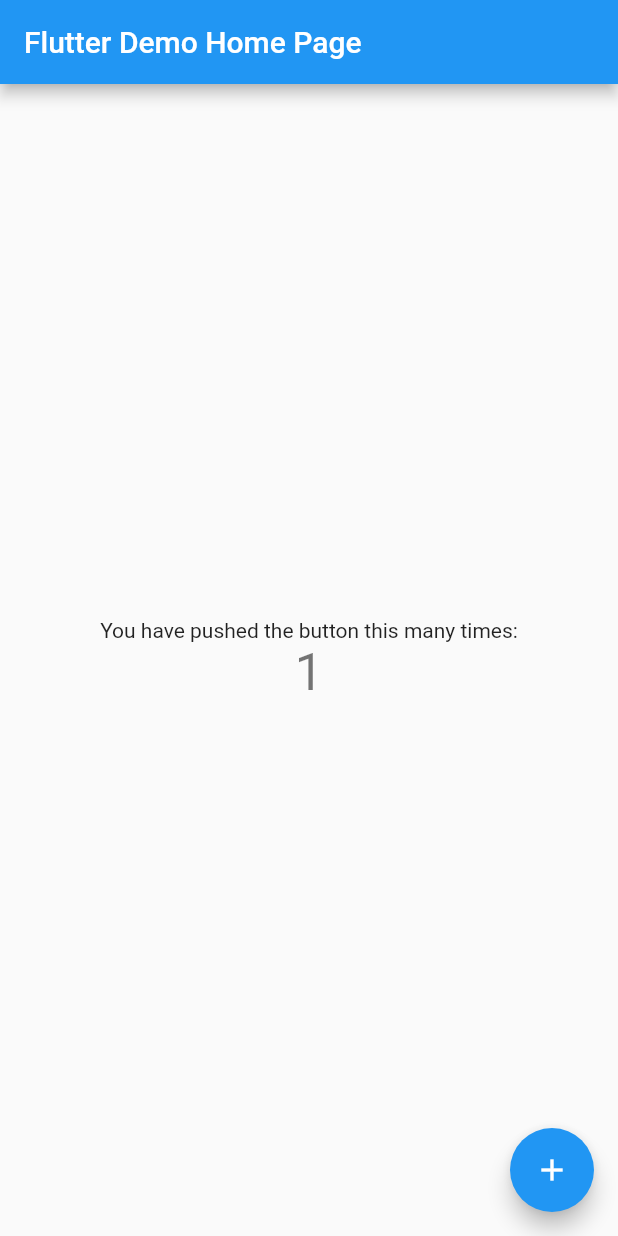
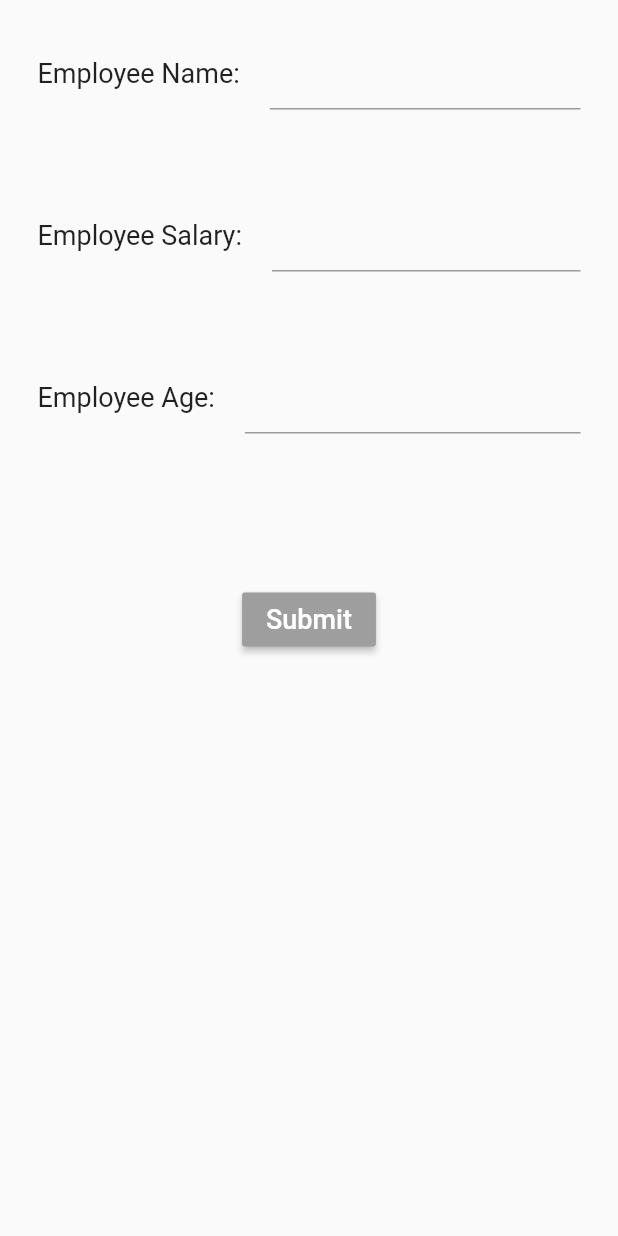
Before and after one commit to ssurriya/_hiveLocalDatabase, a Flutter app: the screen it shows after launch, after a tap on the "add" icon, on a phone screen of 412 x 824 dp. Run offline on Flutter 3.47's test engine with Material 2 defaults, Android fonts, the phone set to English and light mode, and no system bars; our stand-ins replace hive; accounts and stored records are empty.

Commit message:
Project Setup

```diff
--- /dev/null
+++ b/_project/lib/add_or_edit_employee_screen.dart
@@ -0,0 +1,124 @@
+import 'package:flutter/material.dart';
+import 'package:hive/hive.dart';
+
+import 'employee.dart';
+import 'employee_list_screen.dart';
+
+// ignore: must_be_immutable
+class AddOrEditEmployeeScreen extends StatefulWidget {
+  bool isEdit;
+  int? position;
+  Employee? employeeModel;
+
+  // ignore: use_key_in_widget_constructors
+  AddOrEditEmployeeScreen(this.isEdit, [this.position, this.employeeModel]);
+
+  @override
+  State<StatefulWidget> createState() {
+    return AddEditEmployeeState();
+  }
+}
+
+class AddEditEmployeeState extends State<AddOrEditEmployeeScreen> {
+  TextEditingController controllerName = new TextEditingController();
+  TextEditingController controllerSalary = new TextEditingController();
+  TextEditingController controllerAge = new TextEditingController();
+
+  @override
+  Widget build(BuildContext context) {
+    if (widget.isEdit) {
+      controllerName.text = widget.employeeModel!.empName;
+      controllerSalary.text = widget.employeeModel!.empSalary.toString();
+      controllerAge.text = widget.employeeModel!.empAge.toString();
+    }
+
+    return SafeArea(
+      child: Scaffold(
+          body: SingleChildScrollView(
+        child: Container(
+          margin: const EdgeInsets.all(25),
+          child: Column(
+            mainAxisAlignment: MainAxisAlignment.center,
+            children: <Widget>[
+              Row(
+                mainAxisAlignment: MainAxisAlignment.start,
+                children: <Widget>[
+                  const Text("Employee Name:", style: TextStyle(fontSize: 18)),
+                  const SizedBox(width: 20),
+                  Expanded(
+                    child: TextField(controller: controllerName),
+                  )
+                ],
+              ),
+              const SizedBox(height: 60),
+              Row(
+                mainAxisAlignment: MainAxisAlignment.start,
+                children: <Widget>[
+                  const Text("Employee Salary:", style: TextStyle(fontSize: 18)),
+                  const SizedBox(width: 20),
+                  Expanded(
+                    child: TextField(
+                        controller: controllerSalary,
+                        keyboardType: TextInputType.number),
+                  )
+                ],
+              ),
+              const SizedBox(height: 60),
+              Row(
+                mainAxisAlignment: MainAxisAlignment.start,
+                children: <Widget>[
+                  const Text("Employee Age:", style: TextStyle(fontSize: 18)),
+                  const SizedBox(width: 20),
+                  Expanded(
+                    child: TextField(
+                        controller: controllerAge,
+                        keyboardType: TextInputType.number),
+                  )
+                ],
+              ),
+              const SizedBox(height: 100),
+              // ignore: deprecated_member_use
+              RaisedButton(
+                color: Colors.grey,
+                child: const Text("Submit",
+                    style: TextStyle(color: Colors.white, fontSize: 18)),
+                onPressed: () async {
+                  var getEmpName = controllerName.text;
+                  var getEmpSalary = controllerSalary.text;
+                  var getEmpAge = controllerAge.text;
+                  if (getEmpName.isNotEmpty &
+                      getEmpSalary.isNotEmpty &
+                      getEmpAge.isNotEmpty) {
+                    if (widget.isEdit) {
+                      // ignore: unnecessary_new
+                      Employee updateEmployee = new Employee(
+                          empName: getEmpName,
+                          empSalary: getEmpSalary,
+                          empAge: getEmpAge);
+                      var box = await Hive.openBox<Employee>('employee');
+                      box.putAt(
+                          int.parse("${widget.position}"), updateEmployee);
+                    } else {
+                      // ignore: unnecessary_new
+                      Employee addEmployee = new Employee(
+                          empName: getEmpName,
+                          empSalary: getEmpSalary,
+                          empAge: getEmpAge);
+                      var box = await Hive.openBox<Employee>('employee');
+                      box.add(addEmployee);
+                    }
+                    Navigator.pushAndRemoveUntil(
+                        context,
+                        MaterialPageRoute(
+                            builder: (_) => EmployeesListScreen()),
+                        (r) => false);
+                  }
+                },
+              )
+            ],
+          ),
+        ),
+      )),
+    );
+  }
+}
--- /dev/null
+++ b/_project/lib/employee.dart
@@ -0,0 +1,18 @@
+import 'package:hive/hive.dart';
+
+part 'employee.g.dart';
+
+@HiveType(typeId: 22)
+class Employee {
+  @HiveField(0)
+  String empName;
+
+  @HiveField(1)
+  String empSalary;
+
+  @HiveField(2)
+  String empAge;
+
+  Employee(
+      {required this.empName, required this.empSalary, required this.empAge});
+}
--- /dev/null
+++ b/_project/lib/employee_list_screen.dart
@@ -0,0 +1,115 @@
+import 'package:flutter/material.dart';
+import 'package:hive/hive.dart';
+import 'add_or_edit_employee_screen.dart';
+import 'employee.dart';
+
+class EmployeesListScreen extends StatefulWidget {
+  @override
+  State<StatefulWidget> createState() {
+    return EmployeesListState();
+  }
+}
+
+class EmployeesListState extends State<EmployeesListScreen> {
+  List<Employee> listEmployees = [];
+
+  void getEmployees() async {
+    final box = await Hive.openBox<Employee>('employee');
+    setState(() {
+      listEmployees = box.values.toList();
+    });
+  }
+
+  @override
+  void initState() {
+    getEmployees();
+    super.initState();
+  }
+
+  @override
+  Widget build(BuildContext context) {
+    return SafeArea(
+      child: Scaffold(
+        appBar: AppBar(
+          title: const Text("Hive Local Database"),
+          centerTitle: true,
+        ),
+        floatingActionButton: FloatingActionButton(
+            child: const Icon(Icons.add),
+            onPressed: () {
+              Navigator.push(
+                  context,
+                  MaterialPageRoute(
+                      builder: (_) => AddOrEditEmployeeScreen(false)));
+            }),
+        body: Container(
+            padding: const EdgeInsets.all(15),
+            child: ListView.builder(
+                itemCount: listEmployees.length,
+                itemBuilder: (context, position) {
+                  Employee getEmployee = listEmployees[position];
+                  var salary = getEmployee.empSalary;
+                  var age = getEmployee.empAge;
+                  return Padding(
+                    padding: const EdgeInsets.all(8.0),
+                    child: Container(
+                      height: 80,
+                      padding: const EdgeInsets.all(15),
+                      decoration: BoxDecoration(
+                          color: Colors.white,
+                          border: Border.all(color: Colors.blue),
+                          borderRadius: BorderRadius.circular(20.0)),
+                      child: Stack(
+                        children: <Widget>[
+                          Align(
+                              alignment: Alignment.topLeft,
+                              child: Text(getEmployee.empName,
+                                  style: const TextStyle(
+                                      color: Colors.black, fontSize: 18))),
+                          Align(
+                            alignment: Alignment.centerRight,
+                            child: Container(
+                              margin: const EdgeInsets.only(right: 45),
+                              child: IconButton(
+                                  icon: const Icon(
+                                    Icons.edit,
+                                    color: Colors.blue,
+                                  ),
+                                  onPressed: () {
+                                    Navigator.push(
+                                        context,
+                                        MaterialPageRoute(
+                                            builder: (_) =>
+                                                AddOrEditEmployeeScreen(true,
+                                                    position, getEmployee)));
+                                  }),
+                            ),
+                          ),
+                          Align(
+                            alignment: Alignment.centerRight,
+                            child: IconButton(
+                                icon: const Icon(
+                                  Icons.delete,
+                                  color: Colors.red,
+                                ),
+                                onPressed: () {
+                                  final box = Hive.box<Employee>('employee');
+                                  box.deleteAt(position);
+                                  setState(
+                                      () => {listEmployees.removeAt(position)});
+                                }),
+                          ),
+                          Align(
+                              alignment: Alignment.bottomLeft,
+                              child: Text("Salary: $salary | Age: $age",
+                                  style: const TextStyle(
+                                      color: Colors.black, fontSize: 18))),
+                        ],
+                      ),
+                    ),
+                  );
+                })),
+      ),
+    );
+  }
+}
--- a/_project/lib/main.dart
+++ b/_project/lib/main.dart
@@ -1,115 +1,27 @@
+import 'dart:io';
+
+import 'package:_project/employee.dart';
+import 'package:_project/employee_list_screen.dart';
 import 'package:flutter/material.dart';
+import 'package:hive/hive.dart';
+// ignore: library_prefixes
+import 'package:path_provider/path_provider.dart' as pathProvider;
 
-void main() {
-  runApp(const MyApp());
+Future<void> main() async {
+  WidgetsFlutterBinding.ensureInitialized();
+  Directory directory = await pathProvider.getApplicationDocumentsDirectory();
+  Hive.init(directory.path);
+  Hive.registerAdapter(EmployeeAdapter());
+  runApp(MyApp());
 }
 
+// ignore: use_key_in_widget_constructors
 class MyApp extends StatelessWidget {
-  const MyApp({Key? key}) : super(key: key);
-
-  // This widget is the root of your application.
   @override
   Widget build(BuildContext context) {
     return MaterialApp(
-      title: 'Flutter Demo',
-      theme: ThemeData(
-        // This is the theme of your application.
-        //
-        // Try running your application with "flutter run". You'll see the
-        // application has a blue toolbar. Then, without quitting the app, try
-        // changing the primarySwatch below to Colors.green and then invoke
-        // "hot reload" (press "r" in the console where you ran "flutter run",
-        // or simply save your changes to "hot reload" in a Flutter IDE).
-        // Notice that the counter didn't reset back to zero; the application
-        // is not restarted.
-        primarySwatch: Colors.blue,
-      ),
-      home: const MyHomePage(title: 'Flutter Demo Home Page'),
+      debugShowCheckedModeBanner: false,
+      home: EmployeesListScreen(),
     );
   }
 }
-
-class MyHomePage extends StatefulWidget {
-  const MyHomePage({Key? key, required this.title}) : super(key: key);
-
-  // This widget is the home page of your application. It is stateful, meaning
-  // that it has a State object (defined below) that contains fields that affect
-  // how it looks.
-
-  // This class is the configuration for the state. It holds the values (in this
-  // case the title) provided by the parent (in this case the App widget) and
-  // used by the build method of the State. Fields in a Widget subclass are
-  // always marked "final".
-
-  final String title;
-
-  @override
-  State<MyHomePage> createState() => _MyHomePageState();
-}
-
-class _MyHomePageState extends State<MyHomePage> {
-  int _counter = 0;
-
-  void _incrementCounter() {
-    setState(() {
-      // This call to setState tells the Flutter framework that something has
-      // changed in this State, which causes it to rerun the build method below
-      // so that the display can reflect the updated values. If we changed
-      // _counter without calling setState(), then the build method would not be
-      // called again, and so nothing would appear to happen.
-      _counter++;
-    });
-  }
-
-  @override
-  Widget build(BuildContext context) {
-    // This method is rerun every time setState is called, for instance as done
-    // by the _incrementCounter method above.
-    //
-    // The Flutter framework has been optimized to make rerunning build methods
-    // fast, so that you can just rebuild anything that needs updating rather
-    // than having to individually change instances of widgets.
-    return Scaffold(
-      appBar: AppBar(
-        // Here we take the value from the MyHomePage object that was created by
-        // the App.build method, and use it to set our appbar title.
-        title: Text(widget.title),
-      ),
-      body: Center(
-        // Center is a layout widget. It takes a single child and positions it
-        // in the middle of the parent.
-        child: Column(
-          // Column is also a layout widget. It takes a list of children and
-          // arranges them vertically. By default, it sizes itself to fit its
-          // children horizontally, and tries to be as tall as its parent.
-          //
-          // Invoke "debug painting" (press "p" in the console, choose the
-          // "Toggle Debug Paint" action from the Flutter Inspector in Android
-          // Studio, or the "Toggle Debug Paint" command in Visual Studio Code)
-          // to see the wireframe for each widget.
-          //
-          // Column has various properties to control how it sizes itself and
-          // how it positions its children. Here we use mainAxisAlignment to
-          // center the children vertically; the main axis here is the vertical
-          // axis because Columns are vertical (the cross axis would be
-          // horizontal).
-          mainAxisAlignment: MainAxisAlignment.center,
-          children: <Widget>[
-            const Text(
-              'You have pushed the button this many times:',
-            ),
-            Text(
-              '$_counter',
-              style: Theme.of(context).textTheme.headline4,
-            ),
-          ],
-        ),
-      ),
-      floatingActionButton: FloatingActionButton(
-        onPressed: _incrementCounter,
-        tooltip: 'Increment',
-        child: const Icon(Icons.add),
-      ), // This trailing comma makes auto-formatting nicer for build methods.
-    );
-  }
-}
--- a/_project/pubspec.yaml
+++ b/_project/pubspec.yaml
@@ -29,6 +29,9 @@ environment:
 dependencies:
   flutter:
     sdk: flutter
+  hive: ^2.0.0
+  hive_flutter: ^1.1.0
+  path_provider: ^2.0.1
 
 
   # The following adds the Cupertino Icons font to your application.
@@ -38,6 +41,9 @@ dependencies:
 dev_dependencies:
   flutter_test:
     sdk: flutter
+  hive_generator: ^1.0.0
+  build_runner: ^1.11.5
+
 
   # The "flutter_lints" package below contains a set of recommended lints to
   # encourage good coding practices. The lint set provided by the package is
```
Also changed, not shown: _project/lib/employee.g.dart (added), _project/pubspec.lock.
